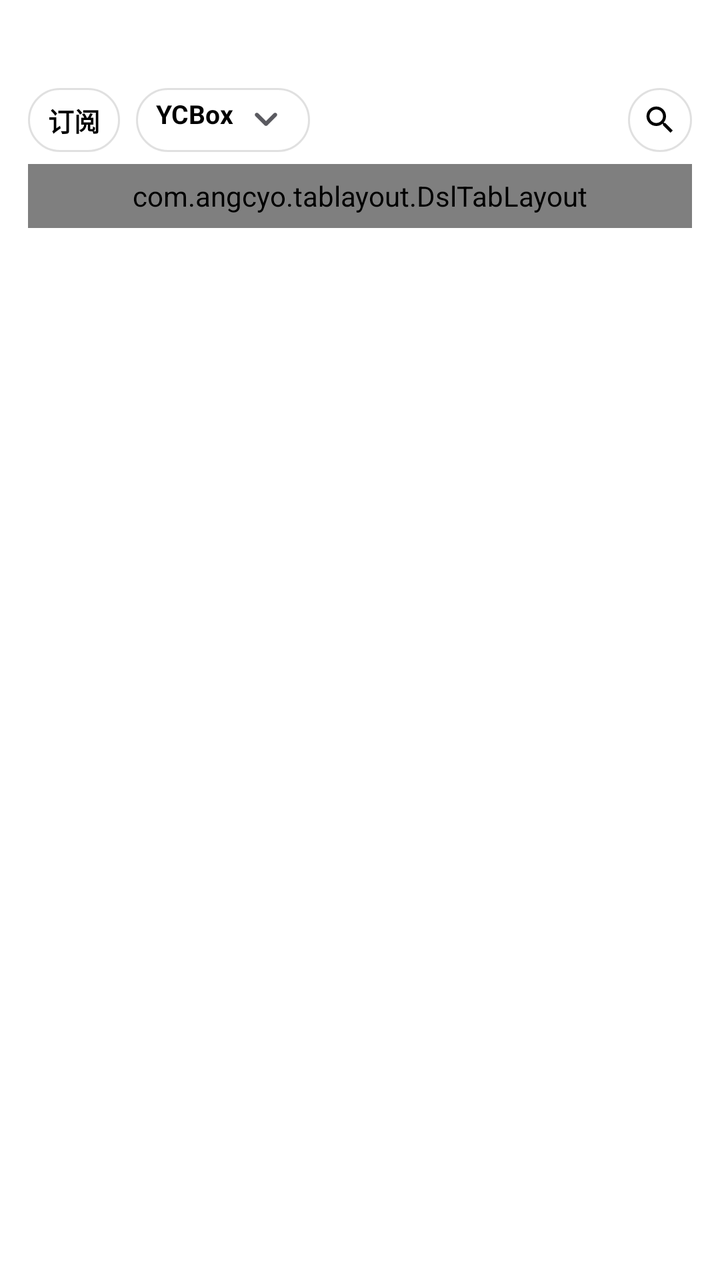
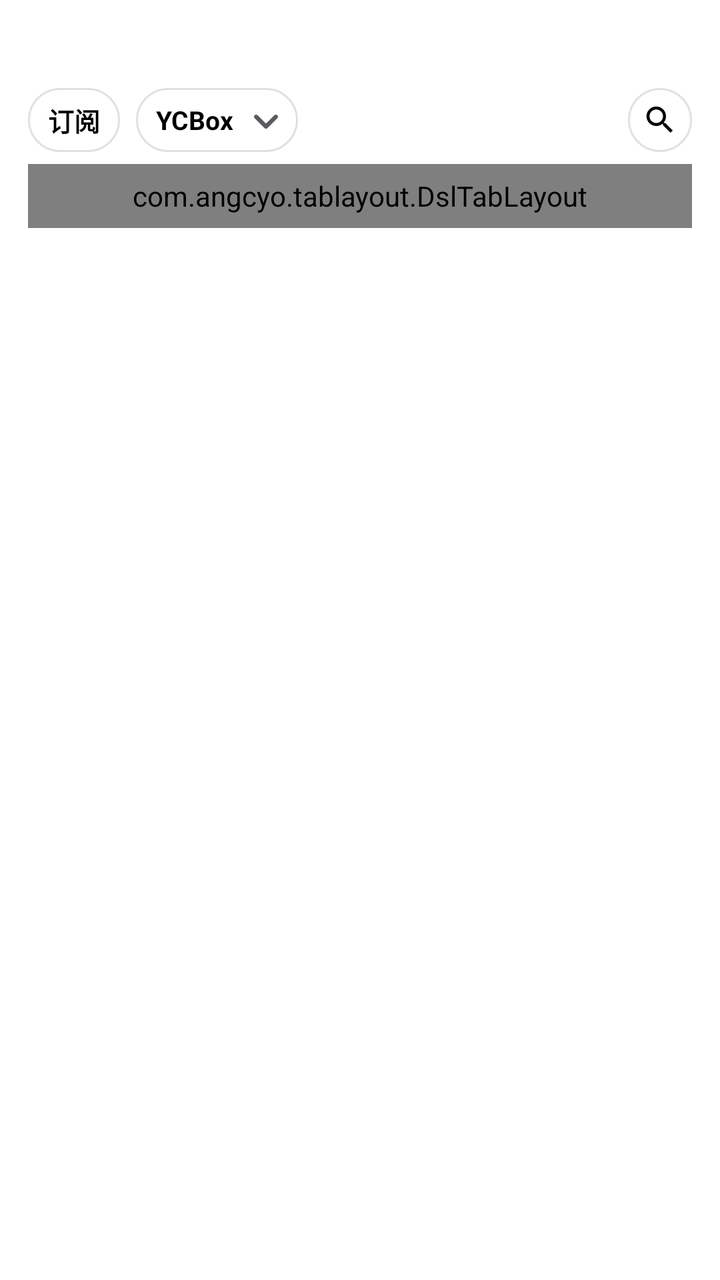

The first picture is an Android layout as it rendered before a commit; the second is the same layout after the commit. The layout source and the unified diff follow.
<!-- AndroidManifest.xml: application theme AppTheme -->
<!-- res/layout/fragment_home.xml -->
<?xml version="1.0" encoding="utf-8"?>
<FrameLayout xmlns:android="http://schemas.android.com/apk/res/android"
    xmlns:app="http://schemas.android.com/apk/res-auto"
    xmlns:tools="http://schemas.android.com/tools"
    android:layout_width="match_parent"
    android:layout_height="match_parent"
    android:clipChildren="false">

    <FrameLayout
        android:id="@+id/contentLayout"
        android:layout_width="match_parent"
        android:layout_height="match_parent">

        <androidx.viewpager.widget.ViewPager
            android:id="@+id/mViewPager"
            android:layout_width="match_parent"
            android:layout_height="match_parent" />

    </FrameLayout>

    
    <LinearLayout
        android:id="@+id/topLayout"
        android:layout_width="match_parent"
        android:layout_height="wrap_content"
        android:clipChildren="false"
        android:clipToPadding="false"
        android:clickable="false"
        android:focusable="false"
        android:orientation="vertical"
        android:paddingHorizontal="14dp"
        android:paddingTop="44dp">

        
        <androidx.constraintlayout.widget.ConstraintLayout
            android:layout_width="match_parent"
            android:layout_height="wrap_content"
            android:clipChildren="false">

            
            <TextView
                android:id="@+id/subContainer"
                android:layout_width="wrap_content"
                android:layout_height="32dp"
                android:background="@drawable/bg_glass_capsule"
                android:contentDescription="订阅"
                android:ellipsize="end"
                android:gravity="center"
                android:maxLines="1"
                android:paddingHorizontal="10dp"
                android:text="订阅"
                android:textColor="@color/text_foreground"
                android:textSize="13sp"
                android:textStyle="bold"
                app:layout_constrainedWidth="true"
                app:layout_constraintEnd_toStartOf="@id/nameContainer"
                app:layout_constraintHorizontal_bias="0"
                app:layout_constraintHorizontal_chainStyle="packed"
                app:layout_constraintStart_toStartOf="parent"
                app:layout_constraintTop_toTopOf="parent" />

            
            <LinearLayout
                android:id="@+id/nameContainer"
                android:layout_width="wrap_content"
                android:layout_height="32dp"
                android:layout_marginStart="8dp"
                android:background="@drawable/bg_glass_capsule"
                android:gravity="center_vertical"
                android:orientation="horizontal"
                android:paddingHorizontal="10dp"
                app:layout_constrainedWidth="true"
                app:layout_constraintEnd_toStartOf="@id/search"
                app:layout_constraintStart_toEndOf="@id/subContainer"
                app:layout_constraintTop_toTopOf="parent">

                <ImageView
                    android:id="@+id/ivSourceLogo"
                    android:layout_width="20dp"
                    android:layout_height="20dp"
                    android:layout_marginEnd="4dp"
                    android:scaleType="centerCrop"
                    android:visibility="gone" />

                <TextView
                    android:id="@+id/tvName"
                    android:layout_width="wrap_content"
                    android:layout_height="wrap_content"
                    android:drawablePadding="4dp"
                    android:drawableRight="@drawable/ic_arrow_down"
                    android:drawableTint="@color/text_sub_foreground"
                    android:ellipsize="marquee"
                    android:focusable="true"
                    android:focusableInTouchMode="true"
                    android:marqueeRepeatLimit="marquee_forever"
                    android:singleLine="true"
                    android:text="@string/app_name"
                    android:textColor="@color/text_foreground"
                    android:textSize="13sp"
                    android:textStyle="bold" />

            </LinearLayout>

            <ImageView
                android:id="@+id/search"
                android:layout_width="32dp"
                android:layout_height="32dp"
                android:background="@drawable/bg_glass_capsule"
                android:contentDescription="搜索"
                android:padding="7dp"
                android:src="@drawable/ic_search_18"
                app:layout_constraintEnd_toEndOf="parent"
                app:layout_constraintTop_toTopOf="parent"
                app:tint="@color/text_foreground" />

        </androidx.constraintlayout.widget.ConstraintLayout>

        
        <FrameLayout
            android:id="@+id/tabGlassBar"
            android:layout_width="match_parent"
            android:layout_height="32dp"
            android:layout_marginTop="6dp"
            android:clipChildren="false"
            android:background="@drawable/bg_glass_capsule">

            <com.angcyo.tablayout.DslTabLayout
                android:id="@+id/tab_layout"
                android:layout_width="match_parent"
                android:layout_height="match_parent"
                android:paddingHorizontal="4dp"
                app:tab_deselect_color="@color/text_sub_foreground"
                app:tab_draw_indicator="false"
                app:tab_enable_gradient_text_size="false"
                app:tab_item_default_height="32dp"
                app:tab_select_color="@color/dock_accent"
                app:tab_text_max_size="15dp"
                app:tab_text_min_size="15dp" />

        </FrameLayout>

    </LinearLayout>

</FrameLayout>
<!-- resources referenced by this layout -->
<resources>
  <color name="dock_accent">#C68500</color>
  <color name="text_foreground">#FF000000</color>
  <color name="text_sub_foreground">#FF5A5A60</color>
  <!-- drawable bg_glass_capsule (drawable) -->
  <?xml version="1.0" encoding="utf-8"?>
  <shape xmlns:android="http://schemas.android.com/apk/res/android"
      android:shape="rectangle">
      <solid android:color="@color/glass_fill_static" />
      <corners android:radius="16dp" />
      <stroke
          android:width="1dp"
          android:color="@color/glass_stroke" />
  </shape>
  <!-- drawable ic_arrow_down (drawable) -->
  <vector android:height="24dp" android:tint="@color/text_foreground"
      android:viewportHeight="960" android:viewportWidth="960"
      android:width="24dp" xmlns:android="http://schemas.android.com/apk/res/android">
      <path android:fillColor="@android:color/white" android:pathData="M480,598Q472,598 465,595.5Q458,593 452,587L268,403Q257,392 257,375Q257,358 268,347Q279,336 296,336Q313,336 324,347L480,503L636,347Q647,336 664,336Q681,336 692,347Q703,358 703,375Q703,392 692,403L508,587Q502,593 495,595.5Q488,598 480,598Z"/>
  </vector>
  <!-- drawable ic_search_18 (drawable) -->
  <vector android:height="18dp" android:tint="@color/text_foreground"
      android:viewportHeight="24" android:viewportWidth="24"
      android:width="18dp" xmlns:android="http://schemas.android.com/apk/res/android">
      <path android:fillColor="@android:color/white" android:pathData="M15.5,14h-0.79l-0.28,-0.27C15.41,12.59 16,11.11 16,9.5 16,5.91 13.09,3 9.5,3S3,5.91 3,9.5 5.91,16 9.5,16c1.61,0 3.09,-0.59 4.23,-1.57l0.27,0.28v0.79l5,4.99L20.49,19l-4.99,-5zM9.5,14C7.01,14 5,11.99 5,9.5S7.01,5 9.5,5 14,7.01 14,9.5 11.99,14 9.5,14z"/>
  </vector>
  <string name="app_name">YCBox</string>
  <style name="AppTheme" parent="Theme.MaterialComponents.Light.NoActionBar">
          
          <item name="colorPrimary">@color/colorPrimary</item>
          
          <item name="colorAccent">@color/colorAccent</item>
          
          <item name="android:windowBackground">@color/windowBackground</item>
          
          <item name="android:windowDrawsSystemBarBackgrounds">true</item>
          
          <item name="android:navigationBarColor">@color/windowBackground</item>
          
          <item name="android:windowLightNavigationBar">@bool/light_system_bar_icon</item>
      </style>
  <color name="glass_fill_static">#CCFFFFFF</color>
  <color name="glass_stroke">#1F000000</color>
  <color name="colorPrimary">#FF1A1A20</color>
  <color name="colorAccent">#FFC68500</color>
  <color name="windowBackground">#FFFFFFFF</color>
</resources>

<!-- the commit's change to res/layout/fragment_home.xml (unified diff, before → after) -->
@@ -86,9 +86,6 @@
                     android:id="@+id/tvName"
                     android:layout_width="wrap_content"
                     android:layout_height="wrap_content"
-                    android:drawablePadding="4dp"
-                    android:drawableRight="@drawable/ic_arrow_down"
-                    android:drawableTint="@color/text_sub_foreground"
                     android:ellipsize="marquee"
                     android:focusable="true"
                     android:focusableInTouchMode="true"
@@ -98,6 +95,16 @@
                     android:textColor="@color/text_foreground"
                     android:textSize="13sp"
                     android:textStyle="bold" />
+
+                <ImageView
+                    android:id="@+id/ivSourceArrow"
+                    android:layout_width="wrap_content"
+                    android:layout_height="wrap_content"
+                    android:layout_marginStart="10dp"
+                    android:importantForAccessibility="no"
+                    android:src="@drawable/ic_chevron_down"
+                    android:translationY="1dp"
+                    app:tint="@color/text_sub_foreground" />
 
             </LinearLayout>
 
<!-- resource entries referenced after the edit -->
@@ -13,11 +13,16 @@
           android:width="1dp"
           android:color="@color/glass_stroke" />
   </shape>
-  <!-- drawable ic_arrow_down (drawable) -->
-  <vector android:height="24dp" android:tint="@color/text_foreground"
-      android:viewportHeight="960" android:viewportWidth="960"
-      android:width="24dp" xmlns:android="http://schemas.android.com/apk/res/android">
-      <path android:fillColor="@android:color/white" android:pathData="M480,598Q472,598 465,595.5Q458,593 452,587L268,403Q257,392 257,375Q257,358 268,347Q279,336 296,336Q313,336 324,347L480,503L636,347Q647,336 664,336Q681,336 692,347Q703,358 703,375Q703,392 692,403L508,587Q502,593 495,595.5Q488,598 480,598Z"/>
+  <!-- drawable ic_chevron_down (drawable) -->
+  <?xml version="1.0" encoding="utf-8"?>
+  <vector xmlns:android="http://schemas.android.com/apk/res/android"
+      android:width="12dp"
+      android:height="7dp"
+      android:viewportWidth="446"
+      android:viewportHeight="262">
+      <path
+          android:fillColor="@android:color/white"
+          android:pathData="M223,262Q215,262 208,259.5Q201,257 195,251L11,67Q0,56 0,39Q0,22 11,11Q22,0 39,0Q56,0 67,11L223,167L379,11Q390,0 407,0Q424,0 435,11Q446,22 446,39Q446,56 435,67L251,251Q245,257 238,259.5Q231,262 223,262Z" />
   </vector>
   <!-- drawable ic_search_18 (drawable) -->
   <vector android:height="18dp" android:tint="@color/text_foreground"
